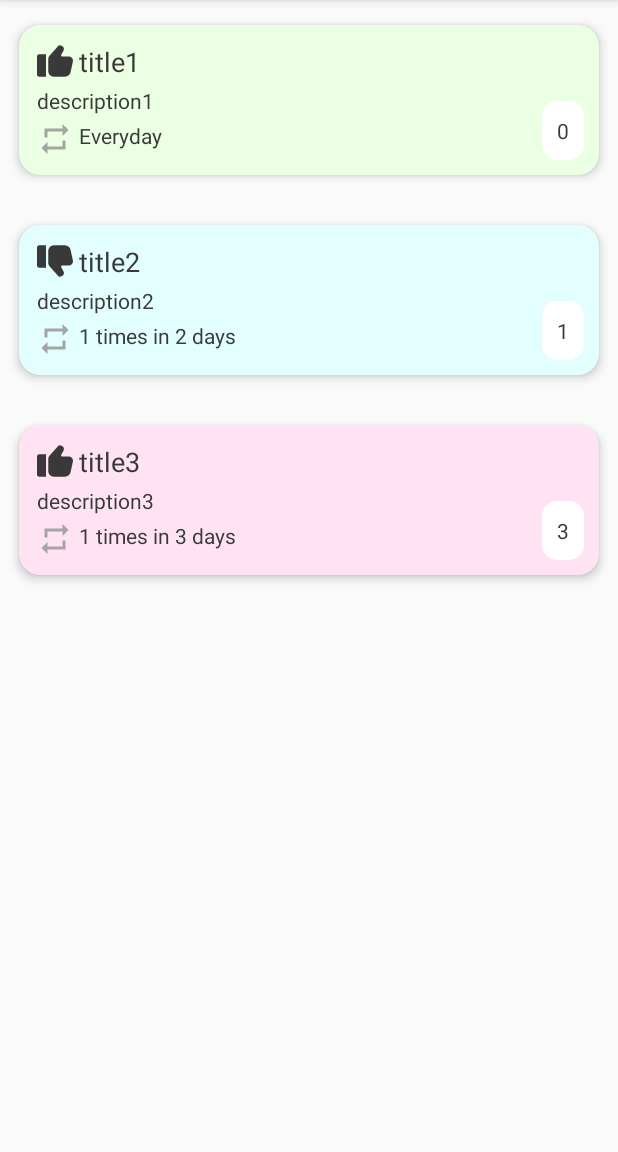
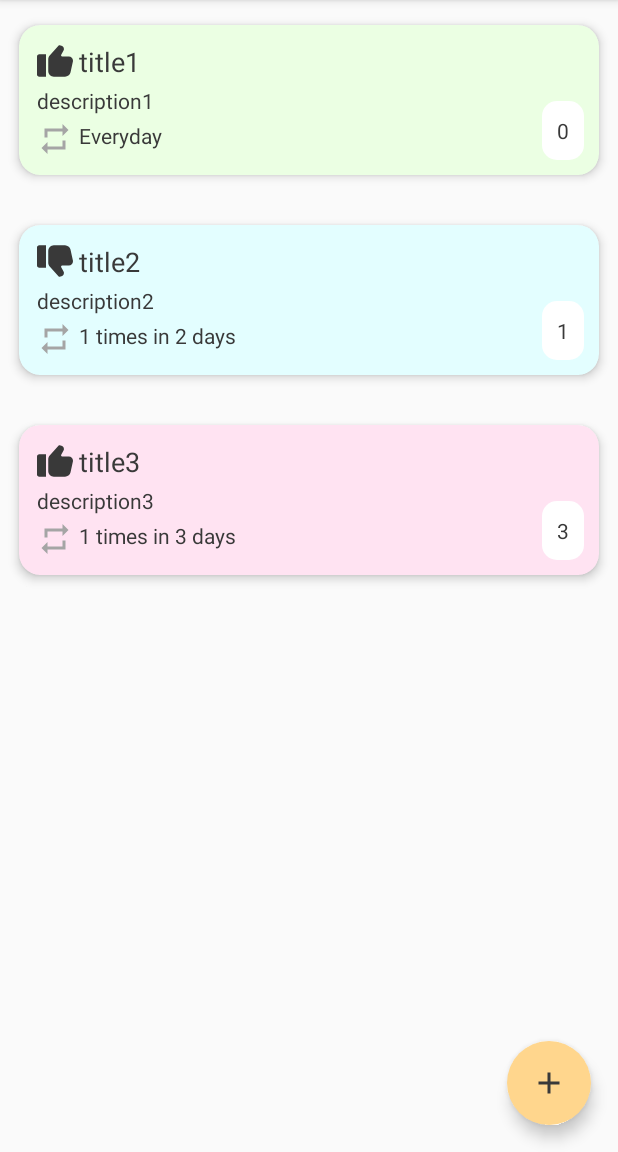
Before and after one commit to SofiSheromova/HabitTracker, an Android app: the screen it shows after launch (MainActivity), on a phone screen of 412 x 824 dp, the part 84-1236 px from its top. Run offline under Robolectric (Android 15) with nearby library versions, the phone set to English and light mode, and no system bars.

Commit message:
fab for card creation

```diff
--- a/app/build.gradle
+++ b/app/build.gradle
@@ -44,6 +44,7 @@ dependencies {
     implementation 'androidx.constraintlayout:constraintlayout:2.0.4'
     implementation 'androidx.cardview:cardview:1.0.0'
     implementation 'androidx.recyclerview:recyclerview:1.1.0'
+    implementation 'com.google.android.material:material:1.3.0'
     testImplementation 'junit:junit:4.13.2'
     androidTestImplementation 'androidx.test.ext:junit:1.1.2'
     androidTestImplementation 'androidx.test.espresso:espresso-core:3.3.0'
--- a/app/src/main/java/com/example/habittracker/MainActivity.kt
+++ b/app/src/main/java/com/example/habittracker/MainActivity.kt
@@ -5,6 +5,7 @@ import android.os.Bundle
 import android.view.View
 import androidx.recyclerview.widget.LinearLayoutManager
 import androidx.recyclerview.widget.RecyclerView
+import androidx.vectordrawable.graphics.drawable.VectorDrawableCompat
 import com.example.habittracker.cards.Card
 import com.example.habittracker.cards.CardsAdapter
 import com.example.habittracker.cards.Periodicity
@@ -58,6 +59,8 @@ class MainActivity : AppCompatActivity() {
 
         adapter = CardsAdapter(getCardClickListener(cardsRecycler), cards)
         cardsRecycler.adapter = adapter
+
+        setupCardCreateButton()
     }
 
     private fun getCardClickListener(cardsRecycler: RecyclerView): View.OnClickListener {
@@ -65,4 +68,19 @@ class MainActivity : AppCompatActivity() {
             if (view == null) return@OnClickListener
         }
     }
+
+    private fun setupCardCreateButton() {
+        val icon = VectorDrawableCompat.create(
+            resources,
+            R.drawable.ic_baseline_add_24,
+            null
+        )
+        binding.cardCreateButton.setImageDrawable(icon)
+        binding.cardCreateButton.setOnClickListener {
+            if (it == null)
+                return@setOnClickListener
+//            val sendIntent = Intent(this, CardEditorActivity::class.java)
+//            startActivityForResult(sendIntent, Constants.CREATE_CARD)
+        }
+    }
 }
--- /dev/null
+++ b/app/src/main/res/drawable-v24/ic_baseline_add_24.xml
@@ -0,0 +1,5 @@
+<vector android:height="24dp" android:tint="#FFFFFF"
+    android:viewportHeight="24" android:viewportWidth="24"
+    android:width="24dp" xmlns:android="http://schemas.android.com/apk/res/android">
+    <path android:fillColor="@android:color/white" android:pathData="M19,13h-6v6h-2v-6H5v-2h6V5h2v6h6v2z"/>
+</vector>
--- a/app/src/main/res/layout/activity_main.xml
+++ b/app/src/main/res/layout/activity_main.xml
@@ -11,4 +11,16 @@
         android:layout_width="match_parent"
         android:layout_height="match_parent" />
 
+    <com.google.android.material.floatingactionbutton.FloatingActionButton
+        android:id="@+id/card_create_button"
+        android:layout_width="wrap_content"
+        android:layout_height="wrap_content"
+        android:layout_margin="18dp"
+        android:backgroundTint="@color/colorPrimary"
+        app:borderWidth="0dp"
+        app:layout_constraintBottom_toBottomOf="parent"
+        app:layout_constraintEnd_toEndOf="parent"
+        app:tint="@color/textColor"
+        tools:ignore="ContentDescription,MissingClass" />
+
 </androidx.constraintlayout.widget.ConstraintLayout>
```
